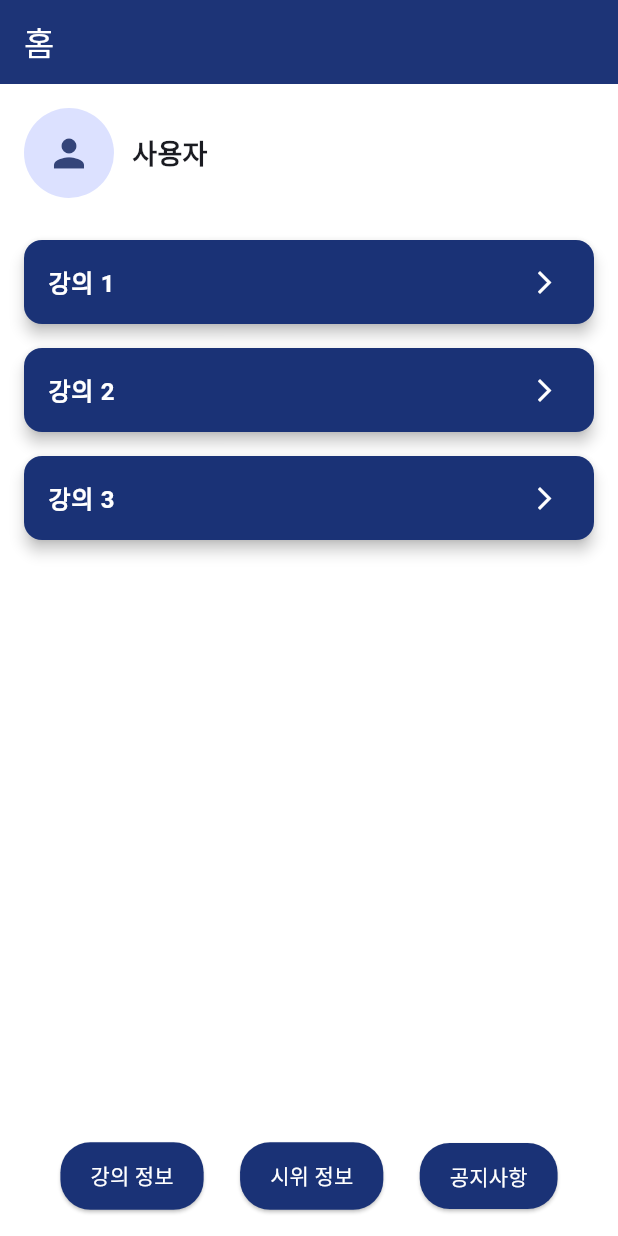
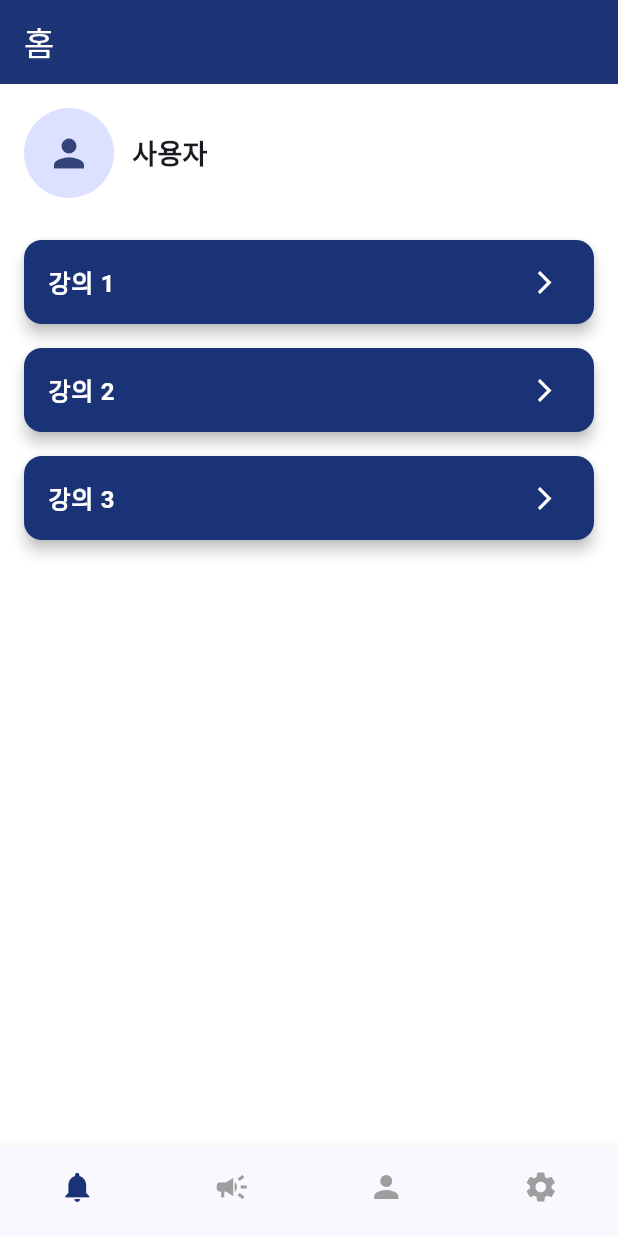
Before and after one commit to dkrmddkrmd/Capstone, a Flutter app: the HomePage screen opened by its route, on a phone screen of 412 x 824 dp. Run offline on Flutter 3.47's test engine with Material 3 defaults, Android fonts, the phone set to English and light mode, and no system bars.

Commit message:
홈페이지 하단부분 변경

```diff
--- a/lib/screens/home_page.dart
+++ b/lib/screens/home_page.dart
@@ -1,9 +1,16 @@
 import 'package:flutter/material.dart';
 
-class HomePage extends StatelessWidget {
+class HomePage extends StatefulWidget {
   const HomePage({super.key});
 
   static const Color smBlue = Color(0xFF1A3276); // 상명대 남색
+
+  @override
+  State<HomePage> createState() => _HomePageState();
+}
+
+class _HomePageState extends State<HomePage> {
+  int _selectedIndex = 0;
 
   @override
   Widget build(BuildContext context) {
@@ -11,7 +18,7 @@ class HomePage extends StatelessWidget {
       appBar: AppBar(
         title: const Text('홈'),
         automaticallyImplyLeading: false,
-        backgroundColor: smBlue,
+        backgroundColor: HomePage.smBlue,
         foregroundColor: Colors.white,
         elevation: 1,
       ),
@@ -25,7 +32,7 @@ class HomePage extends StatelessWidget {
               children: [
                 GestureDetector(
                   onTap: () {
-                    Navigator.pushNamed(context, '/profile'); // 마이페이지로 이동
+                    Navigator.pushNamed(context, '/profile');
                   },
                   child: const CircleAvatar(
                     radius: 30,
@@ -51,22 +58,49 @@ class HomePage extends StatelessWidget {
                 ],
               ),
             ),
-
-            const SizedBox(height: 12),
-
-            // 하단 버튼 3개
-            Row(
-              mainAxisAlignment: MainAxisAlignment.spaceEvenly,
-              children: const [
-                HomeNavButton(label: '강의 정보', route: '/settings'),
-                HomeNavButton(label: '시위 정보', route: '/demoninfo'),
-                HomeNavButton(label: '공지사항', route: '/notices'),
-              ],
-            ),
           ],
         ),
       ),
+
+      // 🔹 하단 네비게이션 바 (아이콘만 + 순서 변경)
+      bottomNavigationBar: BottomNavigationBar(
+        items: const [
+          BottomNavigationBarItem(icon: Icon(Icons.notifications), label: ''),
+          BottomNavigationBarItem(icon: Icon(Icons.campaign), label: ''),
+          BottomNavigationBarItem(icon: Icon(Icons.person), label: ''),
+          BottomNavigationBarItem(icon: Icon(Icons.settings), label: ''),
+        ],
+        currentIndex: _selectedIndex,
+        selectedItemColor: HomePage.smBlue,
+        unselectedItemColor: Colors.grey,
+        showSelectedLabels: false,
+        showUnselectedLabels: false,
+        onTap: _onItemTapped,
+        type: BottomNavigationBarType.fixed,
+      ),
     );
+  }
+
+  // 🔹 하단 탭 클릭 시 처리
+  void _onItemTapped(int index) {
+    setState(() {
+      _selectedIndex = index;
+    });
+
+    switch (index) {
+      case 0:
+        Navigator.pushNamed(context, '/notices'); // 전공 공지
+        break;
+      case 1:
+        Navigator.pushNamed(context, '/demoninfo'); // 시위 정보
+        break;
+      case 2:
+        Navigator.pushNamed(context, '/profile'); // 마이페이지
+        break;
+      case 3:
+        Navigator.pushNamed(context, '/settings'); // 환경 설정
+        break;
+    }
   }
 }
 
@@ -104,29 +138,3 @@ class LectureTile extends StatelessWidget {
     );
   }
 }
-
-// 🔹 하단 네비게이션 버튼
-class HomeNavButton extends StatelessWidget {
-  final String label;
-  final String route;
-  const HomeNavButton({required this.label, required this.route, super.key});
-
-  static const Color sangmyungBlue = HomePage.smBlue;
-
-  @override
-  Widget build(BuildContext context) {
-    return ElevatedButton(
-      onPressed: () => Navigator.pushNamed(context, route),
-      style: ElevatedButton.styleFrom(
-        backgroundColor: sangmyungBlue,
-        foregroundColor: Colors.white,
-        shape: RoundedRectangleBorder(borderRadius: BorderRadius.circular(20)),
-        padding: const EdgeInsets.symmetric(horizontal: 20, vertical: 12),
-      ),
-      child: Text(
-        label,
-        style: const TextStyle(fontSize: 14, fontWeight: FontWeight.w500),
-      ),
-    );
-  }
-}
```
